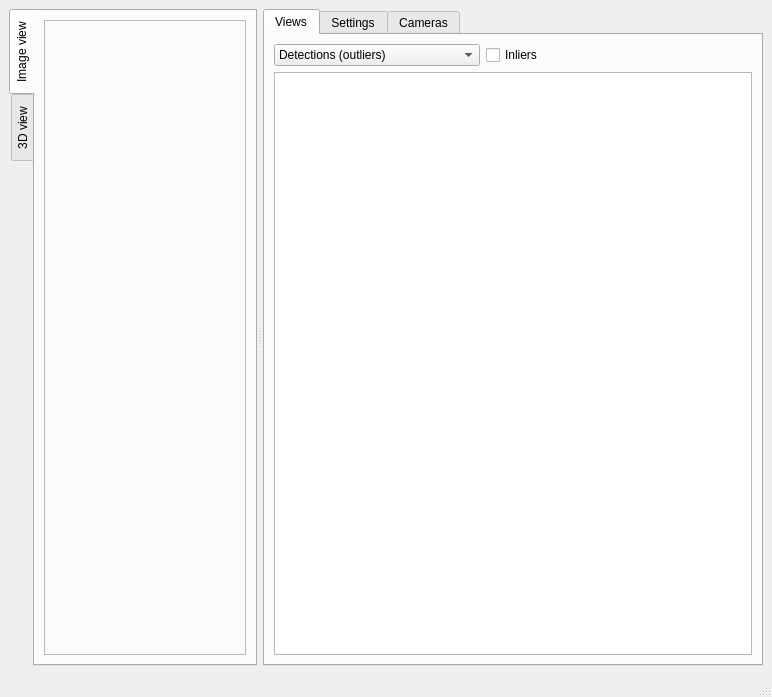
First picture: the form in multical/interface/visualizer.ui, repository oliver-batchelor/multical, before the edit.
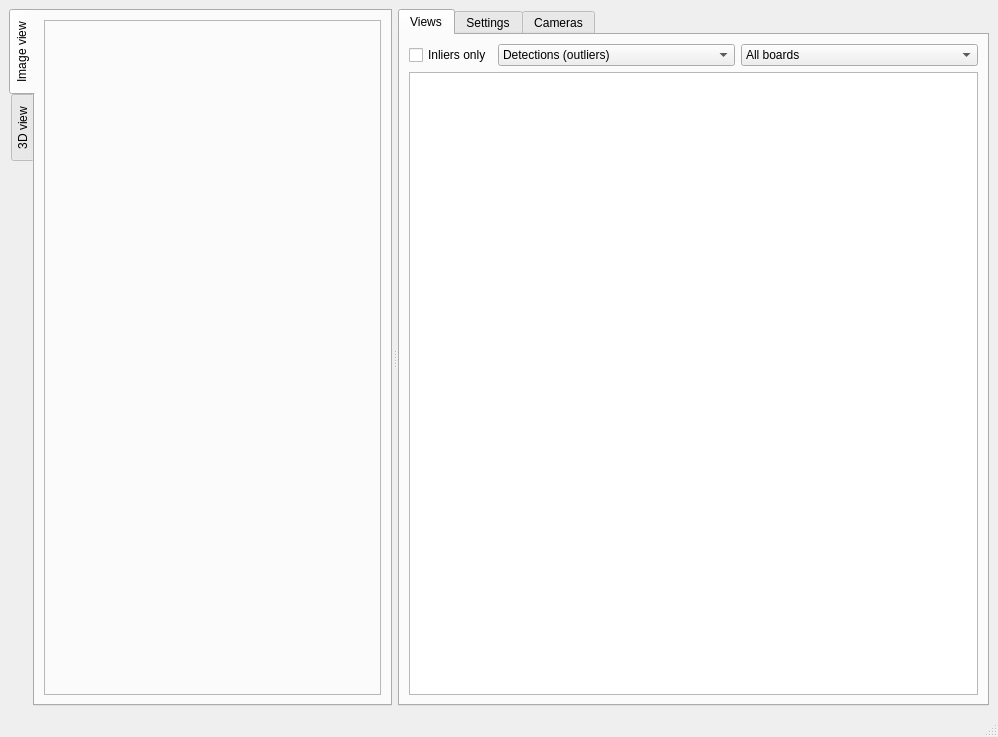
Second picture: the form after the edit. The open tabs and pages were chosen to show the change.

What changed in the file:
```diff
--- a/multical/interface/visualizer.ui
+++ b/multical/interface/visualizer.ui
@@ -6,8 +6,8 @@
    <rect>
     <x>0</x>
     <y>0</y>
-    <width>772</width>
-    <height>697</height>
+    <width>998</width>
+    <height>737</height>
    </rect>
   </property>
   <property name="windowTitle">
@@ -151,6 +151,13 @@
         <layout class="QVBoxLayout" name="verticalLayout_2">
          <item>
           <layout class="QHBoxLayout" name="horizontalLayout">
+           <item>
+            <widget class="QCheckBox" name="inliers_check">
+             <property name="text">
+              <string>Inliers only</string>
+             </property>
+            </widget>
+           </item>
            <item>
             <widget class="QComboBox" name="metric_combo">
              <property name="sizePolicy">
@@ -163,7 +170,7 @@
               <enum>QComboBox::AdjustToContents</enum>
              </property>
              <property name="minimumContentsLength">
-              <number>22</number>
+              <number>12</number>
              </property>
              <item>
               <property name="text">
@@ -173,24 +180,25 @@
             </widget>
            </item>
            <item>
-            <widget class="QCheckBox" name="inliers_check">
+            <widget class="QComboBox" name="boards_combo">
+             <property name="sizePolicy">
+              <sizepolicy hsizetype="Expanding" vsizetype="Fixed">
+               <horstretch>0</horstretch>
+               <verstretch>0</verstretch>
+              </sizepolicy>
+             </property>
+             <property name="sizeAdjustPolicy">
+              <enum>QComboBox::AdjustToContents</enum>
+             </property>
+             <property name="minimumContentsLength">
+              <number>12</number>
+             </property>
+             <item>
              <property name="text">
-              <string>Inliers</string>
-             </property>
-            </widget>
-           </item>
-           <item>
-            <spacer name="horizontalSpacer">
-             <property name="orientation">
-              <enum>Qt::Horizontal</enum>
-             </property>
-             <property name="sizeHint" stdset="0">
-              <size>
-               <width>532</width>
-               <height>20</height>
-              </size>
-             </property>
-            </spacer>
+               <string>All boards</string>
+              </property>
+             </item>
+            </widget>
            </item>
           </layout>
          </item>
```
Left out of the diff: 12 changed lines with no effect on the pictures. Lines whose indentation alone changed are shown as unchanged.
